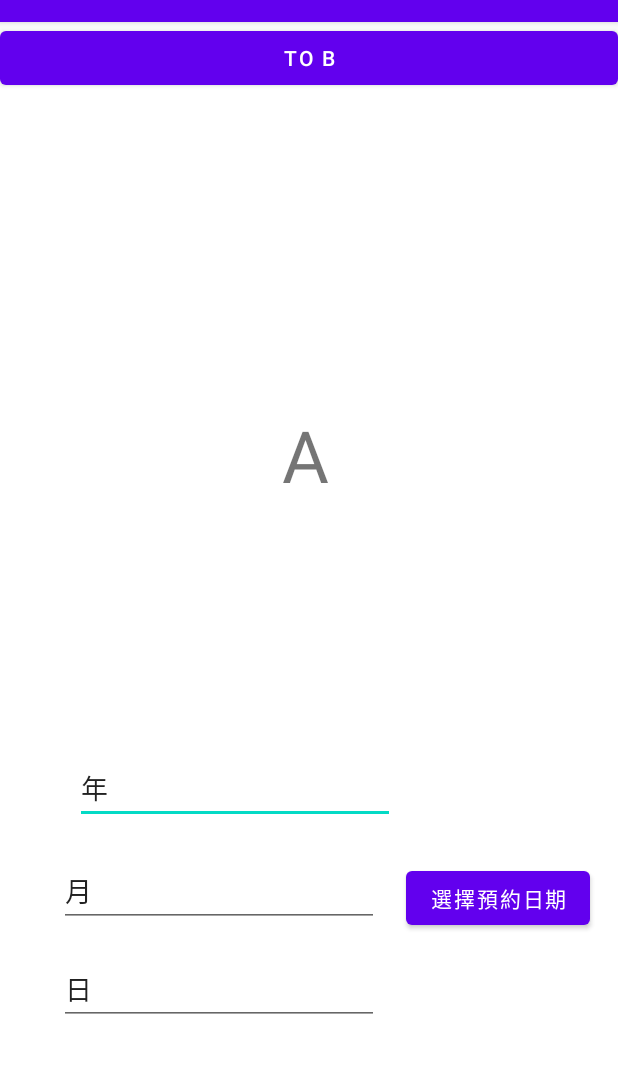
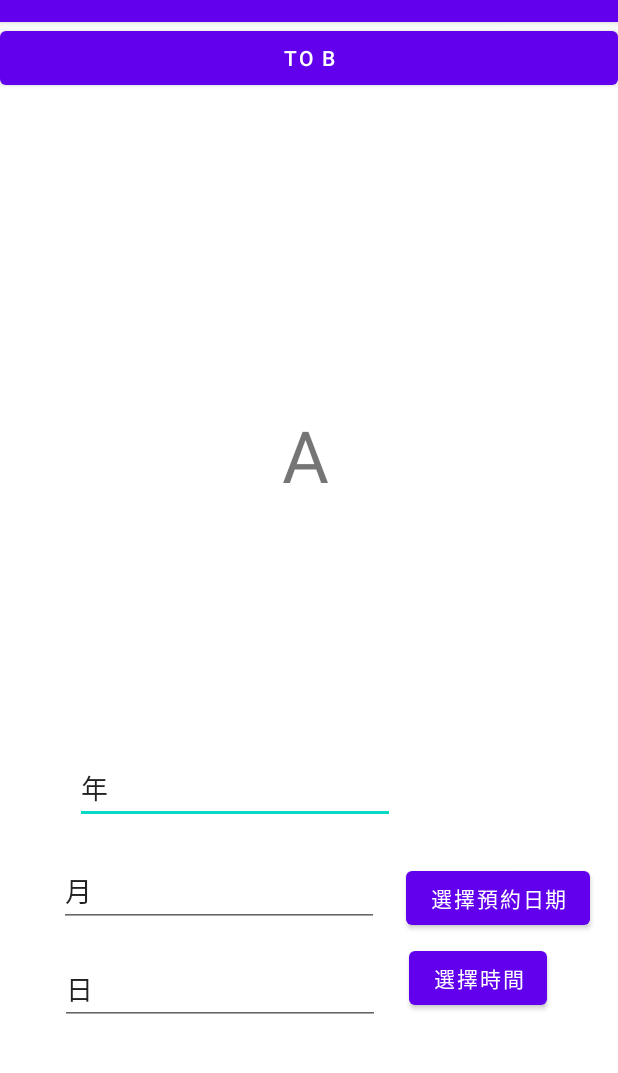
Before and after one commit to miscoder002/NavDemo, an Android app: the fragment AFragment shown on its own in the app's theme, on a phone screen of 412 x 824 dp, the part 62-1135 px from its top. Run offline under Robolectric (Android 15) with nearby library versions, the phone set to English and light mode, and no system bars; 1 statement that could not run was skipped.

Commit message:
TimePickerDialog

```diff
--- a/app/src/main/java/com/example/navdemo/ui/home/HomeFragment.java
+++ b/app/src/main/java/com/example/navdemo/ui/home/HomeFragment.java
@@ -49,7 +49,7 @@ public class HomeFragment extends Fragment {
                 } else {
                     AlertDialog.Builder builder = new AlertDialog.Builder(getActivity());
                     builder.setTitle("身分異常")
-                            .setMessage("請確認您的身分 或是與 App管理人員聯絡")
+                            .setMessage("請確認您的身分\r\n 或是與 App管理人員聯絡")
                             .setPositiveButton("知道了", new DialogInterface.OnClickListener() {
                                 @Override
                                 public void onClick(DialogInterface dialog, int which) {
--- a/app/src/main/res/layout/fragment_a.xml
+++ b/app/src/main/res/layout/fragment_a.xml
@@ -58,10 +58,13 @@
         android:layout_width="wrap_content"
         android:layout_height="wrap_content"
         android:layout_marginTop="18dp"
+        android:layout_marginEnd="19dp"
         android:ems="10"
         android:inputType="textPersonName"
         android:text="日"
-        app:layout_constraintStart_toStartOf="@+id/txtMonth"
+        app:layout_constraintEnd_toStartOf="@+id/btnSetTime"
+        app:layout_constraintHorizontal_chainStyle="packed"
+        app:layout_constraintStart_toStartOf="parent"
         app:layout_constraintTop_toBottomOf="@+id/txtMonth" />
 
     <Button
@@ -75,4 +78,15 @@
         app:layout_constraintStart_toEndOf="@+id/txtMonth"
         app:layout_constraintTop_toTopOf="@+id/txtMonth" />
 
+    <Button
+        android:id="@+id/btnSetTime"
+        android:layout_width="wrap_content"
+        android:layout_height="wrap_content"
+        android:layout_marginTop="5dp"
+        android:layout_marginEnd="8dp"
+        android:text="選擇時間"
+        app:layout_constraintEnd_toEndOf="parent"
+        app:layout_constraintStart_toEndOf="@+id/txtDay"
+        app:layout_constraintTop_toBottomOf="@+id/btnSetDate" />
+
 </androidx.constraintlayout.widget.ConstraintLayout>
```
Also changed, not shown: app/src/main/java/com/example/navdemo/ui/student/AFragment.java (+25 -3 lines).
